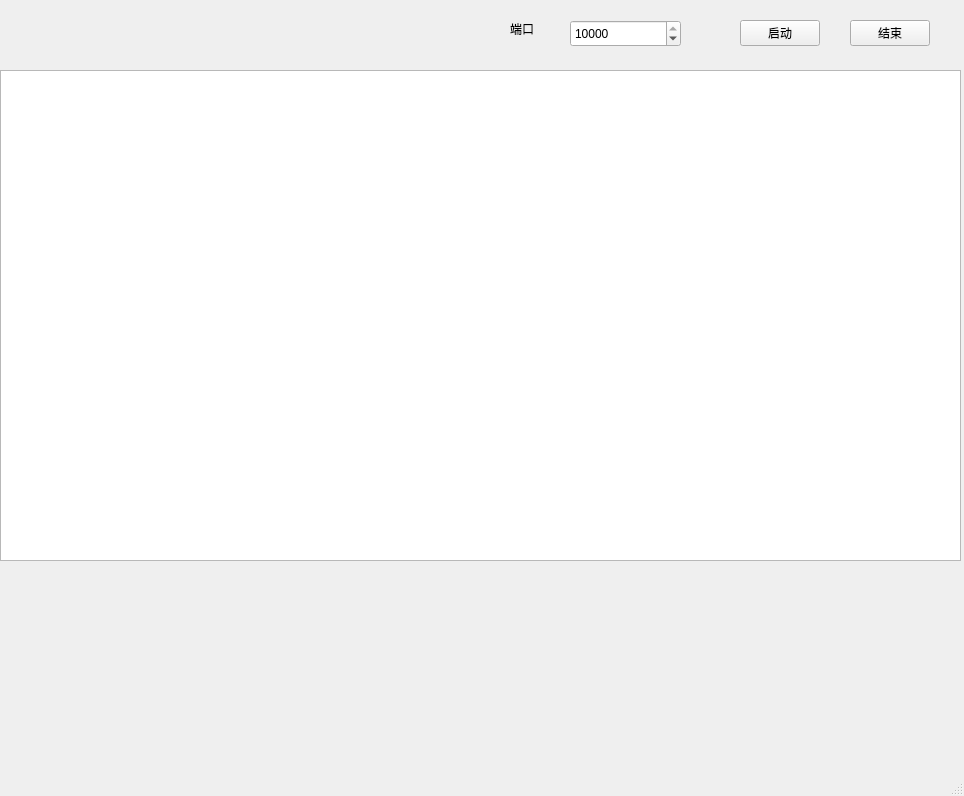
Old version of the form SCUDP/server/mainwindow.ui in the repository MLLhh/MLLhh.
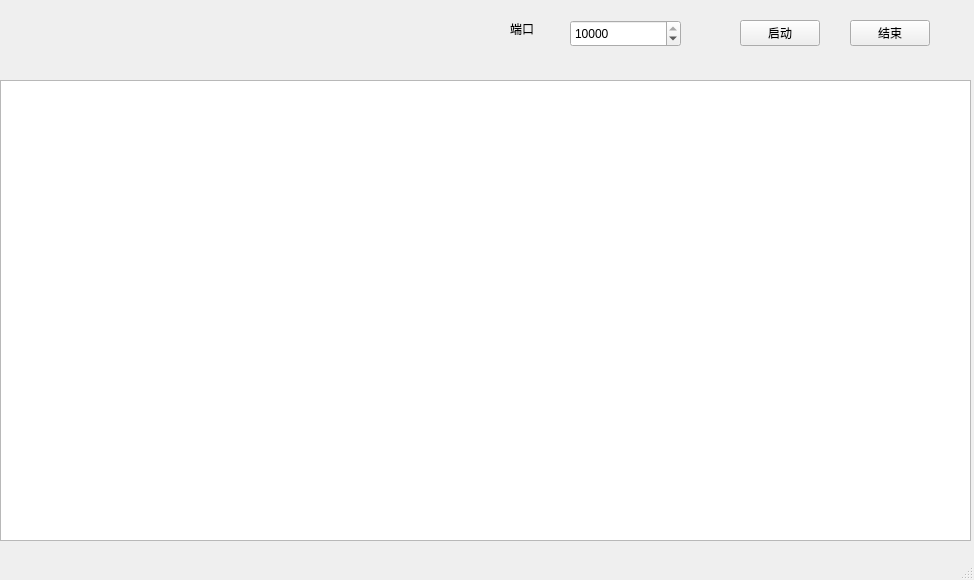
New version of the form.

The edit to the form file:
```diff
--- a/SCUDP/server/mainwindow.ui
+++ b/SCUDP/server/mainwindow.ui
@@ -6,8 +6,8 @@
    <rect>
     <x>0</x>
     <y>0</y>
-    <width>964</width>
-    <height>796</height>
+    <width>974</width>
+    <height>580</height>
    </rect>
   </property>
   <property name="windowTitle">
@@ -18,9 +18,9 @@
     <property name="geometry">
      <rect>
       <x>0</x>
-      <y>70</y>
-      <width>961</width>
-      <height>491</height>
+      <y>80</y>
+      <width>971</width>
+      <height>461</height>
      </rect>
     </property>
    </widget>
```
Left out of the diff: 2 changed lines with no effect on the pictures.
